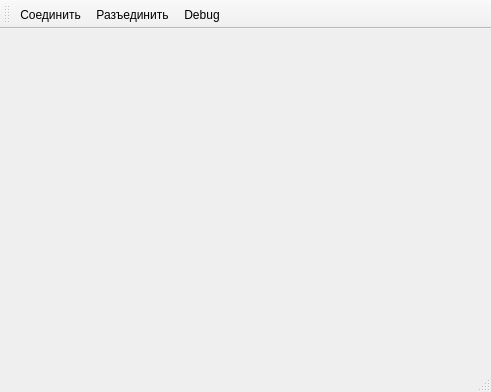
catompiler/QCanDrive, file canopenwin.ui: the form before one commit.
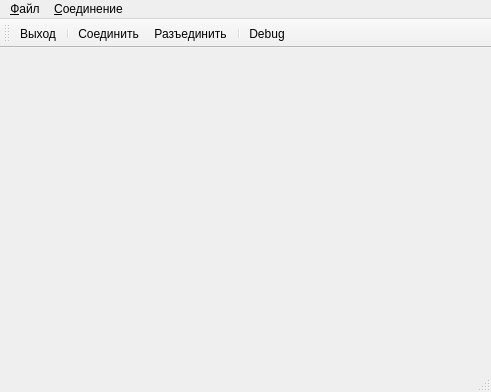
The form after the commit. Icons and pictures are not drawn.

Commit message: added actions icons

Patch:
```diff
--- a/canopenwin.ui
+++ b/canopenwin.ui
@@ -23,6 +23,19 @@
      <height>21</height>
     </rect>
    </property>
+   <widget class="QMenu" name="menu">
+    <property name="title">
+     <string>&amp;Файл</string>
+    </property>
+    <addaction name="actQuit"/>
+   </widget>
+   <widget class="QMenu" name="menu_2">
+    <property name="title">
+     <string>&amp;Соединение</string>
+    </property>
+   </widget>
+   <addaction name="menu"/>
+   <addaction name="menu_2"/>
   </widget>
   <widget class="QStatusBar" name="statusbar"/>
   <widget class="QToolBar" name="toolBar">
@@ -35,8 +48,11 @@
    <attribute name="toolBarBreak">
     <bool>false</bool>
    </attribute>
+   <addaction name="actQuit"/>
+   <addaction name="separator"/>
    <addaction name="actConnect"/>
    <addaction name="actDisconnect"/>
+   <addaction name="separator"/>
    <addaction name="actDebugExec"/>
   </widget>
   <action name="actDebugExec">
@@ -46,7 +62,7 @@
   </action>
   <action name="actConnect">
    <property name="text">
-    <string>Соединить</string>
+    <string>&amp;Соединить</string>
    </property>
    <property name="toolTip">
     <string>Соединить</string>
@@ -54,12 +70,21 @@
   </action>
   <action name="actDisconnect">
    <property name="text">
-    <string>Разъединить</string>
+    <string>&amp;Разъединить</string>
    </property>
    <property name="toolTip">
     <string>Разъединить</string>
    </property>
   </action>
+  <action name="actQuit">
+   <property name="icon">
+    <iconset resource="res.qrc">
+     <normaloff>:/images/res/icons/Shutdown-48.png</normaloff>:/images/res/icons/Shutdown-48.png</iconset>
+   </property>
+   <property name="text">
+    <string>В&amp;ыход</string>
+   </property>
+  </action>
  </widget>
  <resources/>
  <connections/>
```
Left out of the diff: 16 changed lines with no effect on the pictures. The commit also changes 9 other files.
